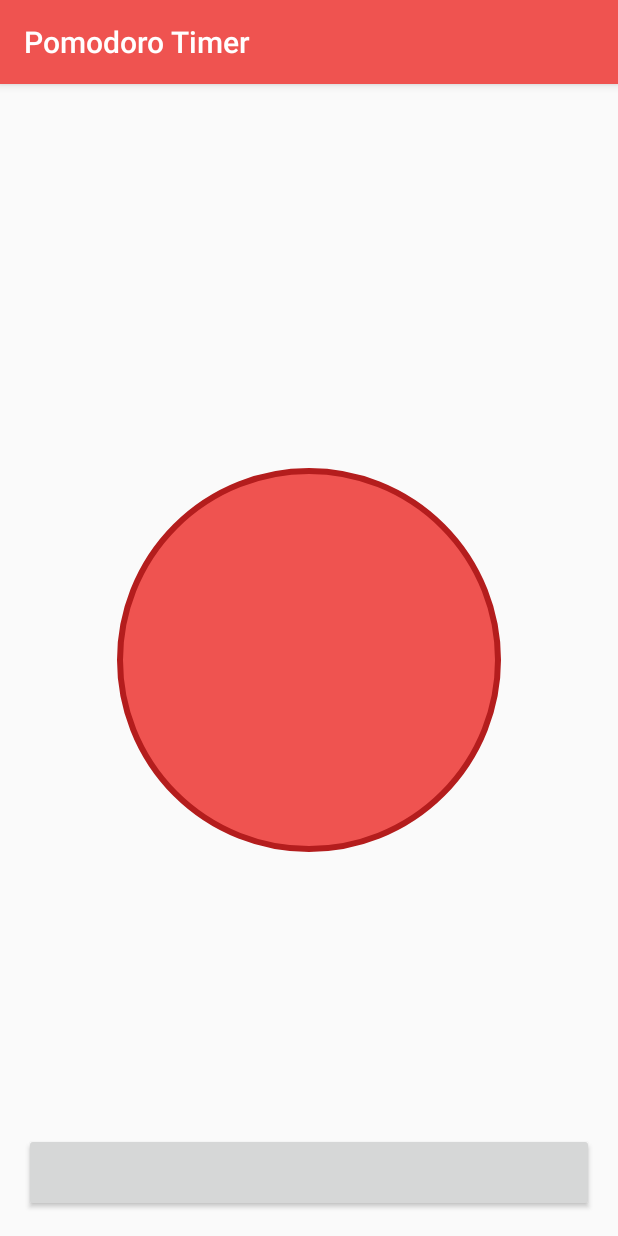
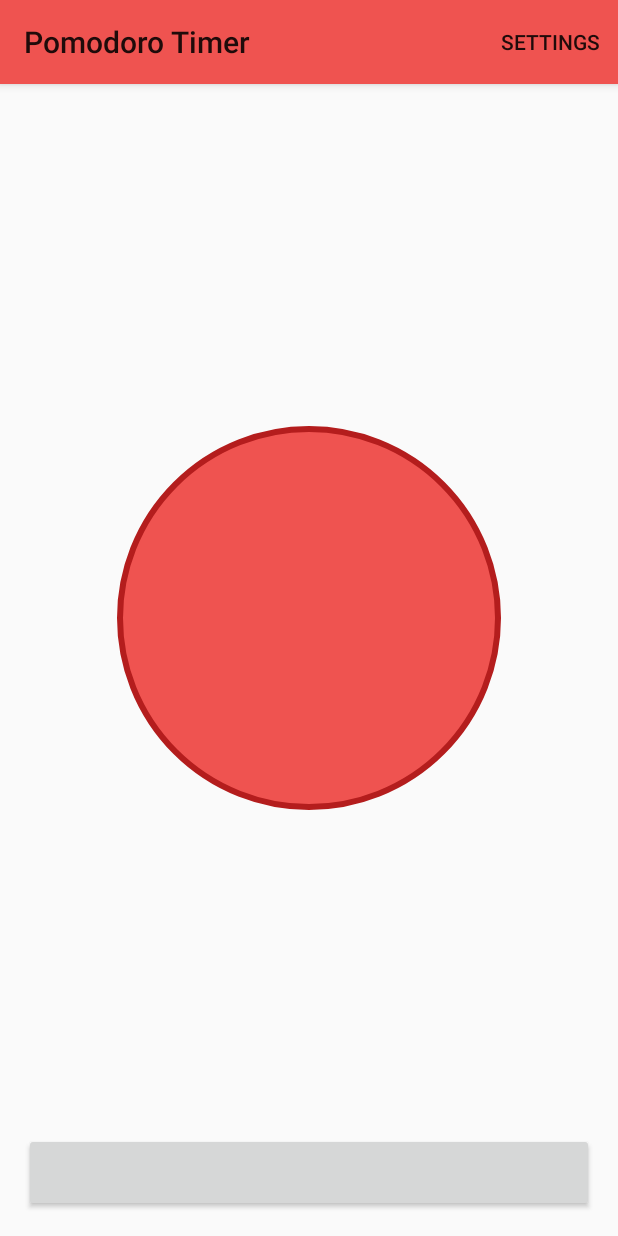
Before and after one commit to dlweatherhead/pomodoro-android, an Android app: the screen it shows after launch (MainActivity), on a phone screen of 412 x 824 dp. Run offline under Robolectric (Android 15) with nearby library versions, the phone set to English and light mode, and no system bars; our stand-ins replace data binding; libraries missing offline, so code that uses them is left out: org.koin.dsl; 7 statements that could not run were skipped.

Commit message:
Implemented a menu action for accessing settings menu (#1)
- Settings screen is not implemented. A TODO was added for where navigation to the settings screen can be done

```diff
--- a/app/src/main/AndroidManifest.xml
+++ b/app/src/main/AndroidManifest.xml
@@ -9,7 +9,7 @@
         android:label="@string/app_name"
         android:roundIcon="@mipmap/ic_launcher_round"
         android:supportsRtl="true"
-        android:theme="@style/AppTheme">
+        android:theme="@style/Theme.AppCompat.Light.NoActionBar">
         <activity android:name=".view.MainActivity">
             <intent-filter>
                 <action android:name="android.intent.action.MAIN" />
--- a/app/src/main/java/com/github/dlweatherhead/pomodorotimer/view/MainActivity.kt
+++ b/app/src/main/java/com/github/dlweatherhead/pomodorotimer/view/MainActivity.kt
@@ -4,6 +4,9 @@ import android.databinding.DataBindingUtil
 import android.databinding.Observable
 import android.os.Bundle
 import android.support.v7.app.AppCompatActivity
+import android.util.Log
+import android.view.Menu
+import android.view.MenuItem
 import android.widget.Toast
 import com.github.dlweatherhead.pomodorotimer.R
 import com.github.dlweatherhead.pomodorotimer.databinding.ActivityMainBinding
@@ -25,11 +28,24 @@ class MainActivity : AppCompatActivity() {
 
     override fun onCreate(savedInstanceState: Bundle?) {
         super.onCreate(savedInstanceState)
-
         binding = DataBindingUtil.setContentView(this, R.layout.activity_main)
+        setSupportActionBar(binding.toolbar)
         binding.viewModel = viewModel
         binding.timeFormatter = TimeFormatUtility()
         binding.timerButton.setOnClickListener { viewModel.handleTimerButtonClicked() }
         viewModel.showToastTrigger.addOnPropertyChangedCallback(showToastOnPropertyChangedCallback)
     }
+
+    override fun onCreateOptionsMenu(menu: Menu?): Boolean {
+        menuInflater.inflate(R.menu.main_menu, menu)
+        return true
+    }
+
+    override fun onOptionsItemSelected(item: MenuItem?): Boolean {
+        if (item?.itemId == R.id.action_preferences) {
+            // TODO: Navigate to settings screen
+            Log.e("MainActivity", "Action Preferences clicked!")
+        }
+        return super.onOptionsItemSelected(item)
+    }
 }
--- a/app/src/main/res/layout/activity_main.xml
+++ b/app/src/main/res/layout/activity_main.xml
@@ -18,6 +18,15 @@
         android:layout_width="match_parent"
         android:layout_height="match_parent"
         tools:context=".view.MainActivity">
+
+        <android.support.v7.widget.Toolbar
+            android:id="@+id/toolbar"
+            android:layout_width="match_parent"
+            android:layout_height="?attr/actionBarSize"
+            android:background="?attr/colorPrimary"
+            android:elevation="@dimen/standard_shadow_elevation"
+            android:theme="@style/AppTheme"
+            app:layout_constraintTop_toTopOf="parent" />
 
         <ImageView
             android:layout_width="wrap_content"
--- /dev/null
+++ b/app/src/main/res/menu/main_menu.xml
@@ -0,0 +1,10 @@
+<?xml version="1.0" encoding="utf-8"?>
+<menu xmlns:android="http://schemas.android.com/apk/res/android"
+    xmlns:app="http://schemas.android.com/apk/res-auto">
+
+    <item
+        android:id="@+id/action_preferences"
+        android:title="@string/menu_action_preferences_title"
+        app:showAsAction="always" />
+
+</menu>
--- a/app/src/main/res/values/dimens.xml
+++ b/app/src/main/res/values/dimens.xml
@@ -2,4 +2,5 @@
 <resources>
     <dimen name="pomodoro_button_text_size">24sp</dimen>
     <dimen name="pomodoro_timer_text_size">64sp</dimen>
+    <dimen name="standard_shadow_elevation">4dp</dimen>
 </resources>
--- a/app/src/main/res/values/strings.xml
+++ b/app/src/main/res/values/strings.xml
@@ -3,4 +3,5 @@
     <string name="pomodoro_start_timer_label">Start Timer</string>
     <string name="pomodoro_stop_timer_label">Stop Timer</string>
     <string name="pomodoro_finished_toast_text">"Time to take a break!"</string>
+    <string name="menu_action_preferences_title">settings</string>
 </resources>
```
